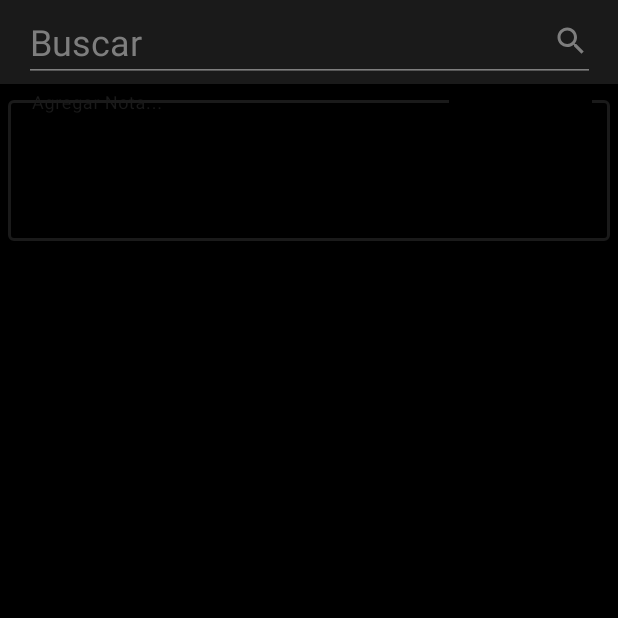
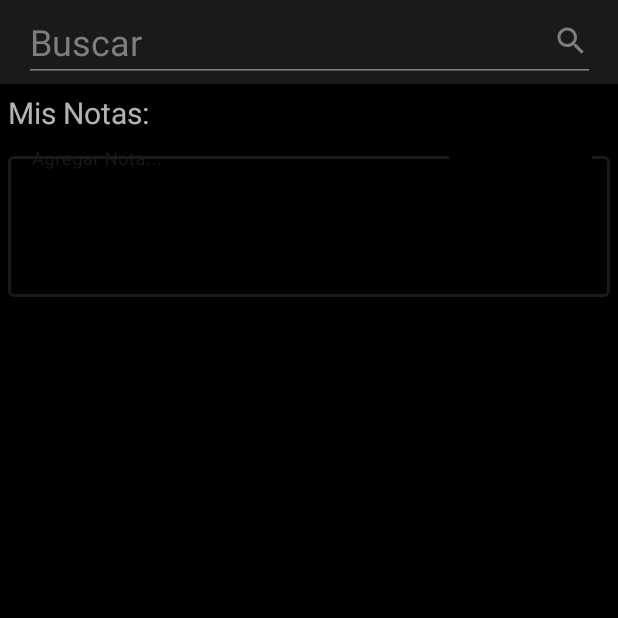
Before and after one commit to RepCode/HaveISeenIt, an Android app: the MovieNotesFragment screen opened through its navigation route, on a phone screen of 412 x 824 dp, the top half of it. Run offline under Robolectric (Android 15) with nearby library versions, the phone set to English and light mode, and no system bars; our stand-ins replace Room's generated code; 4 statements that could not run were skipped.

Commit message:
progress on add notes

```diff
--- a/app/src/main/java/com/utn/haveiseenit/activities/movies/adapters/MoviesAdapter.kt
+++ b/app/src/main/java/com/utn/haveiseenit/activities/movies/adapters/MoviesAdapter.kt
@@ -56,7 +56,7 @@ class MoviesAdapter(private val movies: List<MovieModel>, val adapterOnClick: (M
         }
     }
 
-    private fun setStatus(holder: MoviesViewHolder, state: String) {
+    private fun setStatus(holder: MoviesViewHolder, state: Int) {
         val textView = holder.view.findViewById<TextView>(R.id.list_status_text)
         MovieLayoutHelpers.setStatus(state, textView, holder.view)
     }
--- a/app/src/main/java/com/utn/haveiseenit/activities/movies/fragments/MovieDetailFragment.kt
+++ b/app/src/main/java/com/utn/haveiseenit/activities/movies/fragments/MovieDetailFragment.kt
@@ -101,7 +101,7 @@ class MovieDetailFragment() : Fragment() {
         editText.requestFocus()
     }
 
-    data class StatusModel(val displayName: String, val statusName: String)
+    data class StatusModel(val displayName: String, val statusName: Int)
 
     class InputFilterMinMax(min: Float, max: Float) : InputFilter {
         private var min: Float = 0.0F
--- a/app/src/main/java/com/utn/haveiseenit/activities/movies/fragments/MovieNotesFragment.kt
+++ b/app/src/main/java/com/utn/haveiseenit/activities/movies/fragments/MovieNotesFragment.kt
@@ -5,11 +5,47 @@ import androidx.fragment.app.Fragment
 import android.view.LayoutInflater
 import android.view.View
 import android.view.ViewGroup
+import androidx.core.widget.addTextChangedListener
+import androidx.lifecycle.Observer
+import androidx.lifecycle.ViewModelProvider
+import androidx.recyclerview.widget.LinearLayoutManager
+import androidx.recyclerview.widget.RecyclerView
+import com.google.android.material.textfield.TextInputEditText
 
 import com.utn.haveiseenit.R
+import com.utn.haveiseenit.activities.movies.adapters.NotesAdapter
+import com.utn.haveiseenit.activities.movies.viewModels.MovieDetailViewModel
+import com.utn.haveiseenit.entities.Note
+import com.utn.haveiseenit.entities.NoteTag
 
 class MovieNotesFragment : Fragment() {
     private lateinit var v: View
+    private lateinit var movieDetailViewModel: MovieDetailViewModel
+
+    override fun onActivityCreated(savedInstanceState: Bundle?) {
+        super.onActivityCreated(savedInstanceState)
+        movieDetailViewModel =
+            ViewModelProvider(requireActivity()).get(MovieDetailViewModel::class.java)
+        movieDetailViewModel.onCommitChanges().observe(requireActivity(), Observer<Unit>
+        {
+            if (!v.findViewById<TextInputEditText>(R.id.note_text).text.isNullOrBlank()) {
+                movieDetailViewModel.addNote(
+                    v.findViewById<TextInputEditText>(R.id.note_text).text.toString(),
+                    NoteTag.general
+                )
+            }
+        })
+        movieDetailViewModel.getMovieNotes()
+            .observe(requireActivity(), Observer<List<Note>> { notes ->
+                val viewManager = LinearLayoutManager(context)
+                val notesAdapter = NotesAdapter(notes)
+                v.findViewById<RecyclerView>(R.id.notes_recycler_view).apply {
+                    layoutManager = viewManager
+                    adapter = notesAdapter
+                }
+            })
+    }
+
     override fun onCreate(savedInstanceState: Bundle?) {
         super.onCreate(savedInstanceState)
     }
@@ -19,6 +55,9 @@ class MovieNotesFragment : Fragment() {
         savedInstanceState: Bundle?
     ): View? {
         v = inflater.inflate(R.layout.fragment_movie_notes, container, false)
+        v.findViewById<TextInputEditText>(R.id.note_text).addTextChangedListener {
+            movieDetailViewModel.setEditMode()
+        }
         return v
     }
 }
--- a/app/src/main/java/com/utn/haveiseenit/activities/movies/fragments/MoviesListFragment.kt
+++ b/app/src/main/java/com/utn/haveiseenit/activities/movies/fragments/MoviesListFragment.kt
@@ -74,7 +74,7 @@ class MoviesListFragment : Fragment() {
     }
 
     private fun setReciclerView(){
-        v.findViewById<RecyclerView>(R.id.movies_recycler_view).apply {
+        v.findViewById<RecyclerView>(R.id.notes_recycler_view).apply {
             layoutManager = viewManager
             adapter = viewAdapter
         }
--- a/app/src/main/java/com/utn/haveiseenit/activities/movies/layoutHelpers/movieLayoutHelpers.kt
+++ b/app/src/main/java/com/utn/haveiseenit/activities/movies/layoutHelpers/movieLayoutHelpers.kt
@@ -7,7 +7,7 @@ import com.utn.haveiseenit.R
 import com.utn.haveiseenit.entities.MovieStatuses
 
 object MovieLayoutHelpers{
-    fun setStatus(status: String, textView: TextView, v: View) {
+    fun setStatus(status: Int, textView: TextView, v: View) {
         when (status) {
             MovieStatuses.pending -> {
                 textView.text =
--- a/app/src/main/java/com/utn/haveiseenit/activities/movies/viewModels/MovieDetailViewModel.kt
+++ b/app/src/main/java/com/utn/haveiseenit/activities/movies/viewModels/MovieDetailViewModel.kt
@@ -7,19 +7,34 @@ import androidx.lifecycle.LiveData
 import androidx.lifecycle.MutableLiveData
 import com.utn.haveiseenit.activities.movies.viewModels.models.MovieModel
 import com.utn.haveiseenit.database.MovieDao
+import com.utn.haveiseenit.database.NoteDao
 import com.utn.haveiseenit.database.ReviewDao
 import com.utn.haveiseenit.database.appDatabase
+import com.utn.haveiseenit.entities.Note
 import com.utn.haveiseenit.entities.Review
 
 class MovieDetailViewModel(val app: Application) : AndroidViewModel(app) {
     private var movieDao: MovieDao = appDatabase.getAppDataBase(app)!!.movieDao()
     private var reviewDao: ReviewDao = appDatabase.getAppDataBase(app)!!.reviewDao()
+    private var noteDao: NoteDao = appDatabase.getAppDataBase(app)!!.noteDao()
 
     private val isEditMode = MutableLiveData<Boolean>(false)
     private val movieModel = MutableLiveData<MovieModel>()
     private val review = MutableLiveData<Review?>()
+    private val notes = MutableLiveData<List<Note>>()
     private val commitChanges = MutableLiveData<Unit>()
     private val discardChanges = MutableLiveData<Unit>()
+
+    fun getMovieNotes():LiveData<List<Note>>{
+        if(notes.value.isNullOrEmpty()){
+             notes.value = noteDao.loadMovieNotes(movieModel.value!!.movie.id)
+        }
+        return notes
+    }
+
+    fun addNote(text: String, tag: Int){
+        noteDao.insertNote(Note(0, movieModel.value!!.movie.id, text, tag))
+    }
 
     fun getMovieReview(): LiveData<Review?> {
         if (review.value == null) {
@@ -39,7 +54,7 @@ class MovieDetailViewModel(val app: Application) : AndroidViewModel(app) {
         reviewDao.updateReview(review)
     }
 
-    fun changeMovieStatus(status: String) {
+    fun changeMovieStatus(status: Int) {
         movieModel.value?.movie?.status = status
         movieDao.updateMovieStatus(movieModel.value!!.movie.id, status)
         movieModel.postValue(movieModel.value)
--- a/app/src/main/java/com/utn/haveiseenit/database/MovieDao.kt
+++ b/app/src/main/java/com/utn/haveiseenit/database/MovieDao.kt
@@ -22,7 +22,7 @@ interface MovieDao {
     fun updateMovie(movie: Movie?)
 
     @Query("UPDATE movies SET status=:status WHERE id=:id")
-    fun updateMovieStatus(id: Int, status: String)
+    fun updateMovieStatus(id: Int, status: Int)
 
     @Delete
     fun delete(movie: Movie?)
--- a/app/src/main/java/com/utn/haveiseenit/database/NoteDao.kt
+++ b/app/src/main/java/com/utn/haveiseenit/database/NoteDao.kt
@@ -6,19 +6,22 @@ import com.utn.haveiseenit.entities.Note
 @Dao
 interface NoteDao {
 
+    @Query("SELECT * FROM notes WHERE movieId= :movieId")
+    fun loadMovieNotes(movieId:Int): MutableList<Note>
+
     @Query("SELECT * FROM notes ORDER BY id")
-    fun loadAllMovies(): MutableList<Note?>?
+    fun loadAllNotes(): MutableList<Note?>?
 
     @Insert(onConflict = OnConflictStrategy.REPLACE)
-    fun insertMovie(note: Note?)
+    fun insertNote(note: Note?)
 
     @Update
-    fun updateMovie(note: Note?)
+    fun updateNote(note: Note?)
 
     @Delete
     fun delete(note: Note?)
 
     @Query("SELECT * FROM notes WHERE id = :id")
-    fun loadMovieById(id: Int): Note?
+    fun loadNoteById(id: Int): Note?
 
 }
--- a/app/src/main/res/layout/activity_movies.xml
+++ b/app/src/main/res/layout/activity_movies.xml
@@ -4,6 +4,7 @@
     xmlns:tools="http://schemas.android.com/tools"
     android:layout_width="match_parent"
     android:layout_height="match_parent"
+    android:background="@color/colorPrimaryDark"
     tools:context=".activities.movies.MoviesActivity">
 
     <androidx.fragment.app.FragmentContainerView
--- a/app/src/main/res/layout/fragment_movie_notes.xml
+++ b/app/src/main/res/layout/fragment_movie_notes.xml
@@ -12,16 +12,19 @@
         android:id="@+id/new_note"
         style="@style/Widget.MaterialComponents.TextInputLayout.OutlinedBox"
         android:layout_width="match_parent"
-        android:layout_height="0dp"
+        android:layout_height="wrap_content"
         android:layout_marginStart="5dp"
-        android:layout_marginTop="5dp"
+        android:layout_marginTop="10dp"
         android:layout_marginEnd="5dp"
+        android:layout_marginBottom="10dp"
         android:inputType="textMultiLine"
+        app:layout_constraintBottom_toTopOf="@+id/notes_recycler_view"
         app:layout_constraintEnd_toEndOf="parent"
         app:layout_constraintStart_toStartOf="parent"
-        app:layout_constraintTop_toTopOf="parent">
+        app:layout_constraintTop_toBottomOf="@+id/textView3">
 
         <com.google.android.material.textfield.TextInputEditText
+            android:id="@+id/note_text"
             android:layout_width="match_parent"
             android:layout_height="match_parent"
             android:gravity="fill_horizontal"
@@ -29,4 +32,27 @@
             android:minLines="3" />
 
     </com.google.android.material.textfield.TextInputLayout>
+
+    <TextView
+        android:id="@+id/textView3"
+        android:layout_width="match_parent"
+        android:layout_height="wrap_content"
+        android:layout_marginStart="5dp"
+        android:layout_marginTop="5dp"
+        android:layout_marginEnd="5dp"
+        android:text="@string/my_notes"
+        android:textSize="20dp"
+        app:layout_constraintBottom_toTopOf="@+id/new_note"
+        app:layout_constraintEnd_toEndOf="parent"
+        app:layout_constraintStart_toStartOf="parent"
+        app:layout_constraintTop_toTopOf="parent" />
+
+    <androidx.recyclerview.widget.RecyclerView
+        android:id="@+id/notes_recycler_view"
+        android:layout_width="match_parent"
+        android:layout_height="0dp"
+        app:layout_constraintBottom_toBottomOf="parent"
+        app:layout_constraintEnd_toEndOf="parent"
+        app:layout_constraintStart_toStartOf="parent"
+        app:layout_constraintTop_toBottomOf="@+id/new_note" />
 </androidx.constraintlayout.widget.ConstraintLayout>
--- a/app/src/main/res/layout/fragment_movies_list.xml
+++ b/app/src/main/res/layout/fragment_movies_list.xml
@@ -9,7 +9,7 @@
     tools:context=".activities.movies.fragments.MoviesListFragment">
 
     <androidx.recyclerview.widget.RecyclerView
-        android:id="@+id/movies_recycler_view"
+        android:id="@+id/notes_recycler_view"
         android:layout_width="match_parent"
         android:layout_height="0dp"
         app:layout_constraintBottom_toBottomOf="parent"
--- a/app/src/main/res/values/strings.xml
+++ b/app/src/main/res/values/strings.xml
@@ -54,6 +54,7 @@
     <string name="mark_review">Marcar como terminada</string>
     <string name="write_review">Escribe tu reseña...</string>
     <string name="add_note">Agregar Nota...</string>
+    <string name="my_notes">Mis Notas:</string>
     <!--  New Movie  -->
     <string name="add_to_my_library">Agregar a mi Biblioteca</string>
     <string name="movie_added_message">Película agregada tu biblioteca</string>
```
Also changed, not shown: app/src/main/java/com/utn/haveiseenit/activities/movies/adapters/NotesAdapter.kt (added, +33 -0 lines), app/src/main/java/com/utn/haveiseenit/entities/Movie.kt (+6 -6 lines), app/src/main/java/com/utn/haveiseenit/entities/Note.kt (+12 -2 lines), app/src/main/res/layout/fragment_movie_detail_container.xml (+5 -2 lines), app/src/main/res/layout/note_list_item.xml (added, +57 -0 lines).
